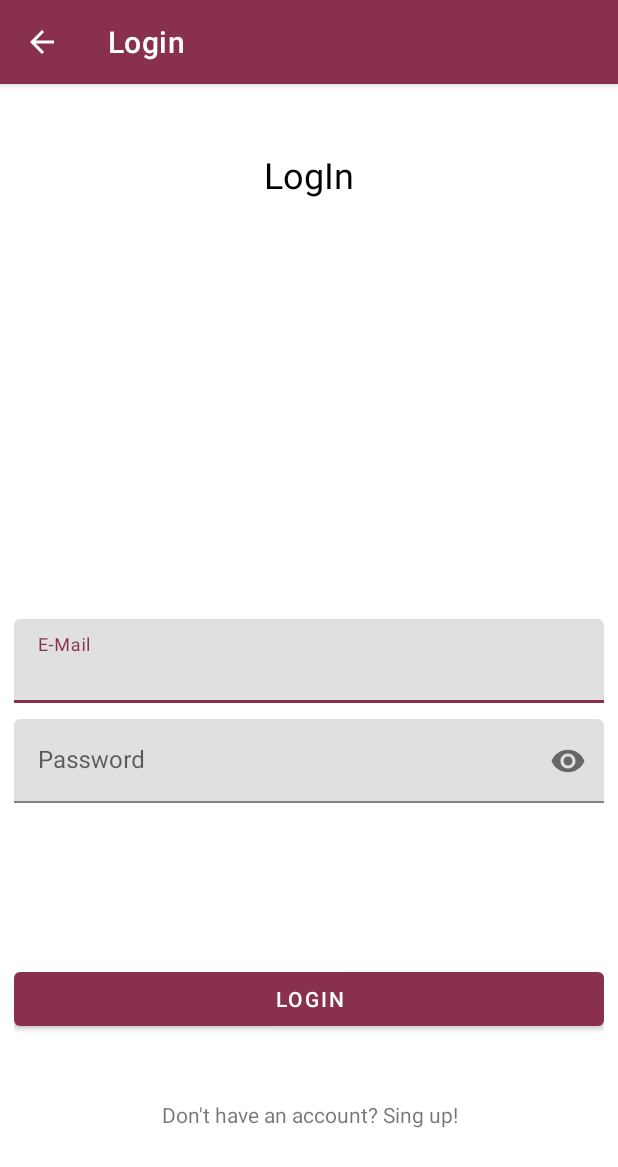
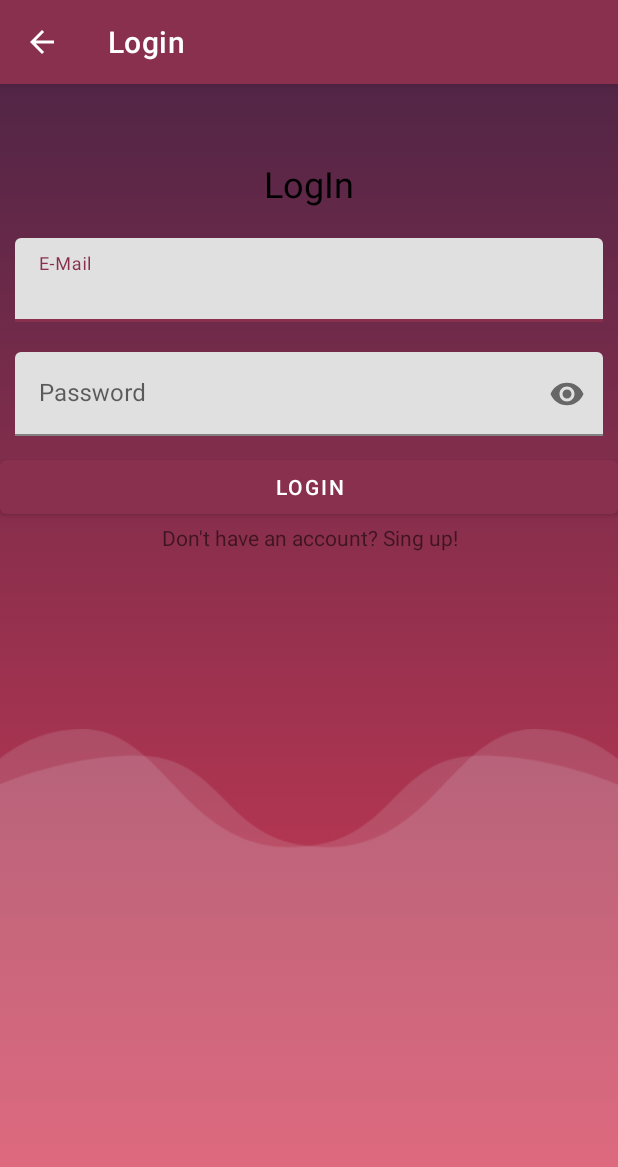
Before and after one commit to Valikcode/Licenta_2023, an Android app: the LoginActivity screen opened directly, with no data from a screen before it, on a phone screen of 412 x 824 dp. Shown: the top 1167 px of the screen. Run offline under Robolectric (Android 15) with nearby library versions, the phone set to English and light mode, and no system bars; our stand-ins replace Firebase (no records; nobody signed in at launch, a user with empty details on screens opened directly).

Commit message:
Design Update on Login Activity

```diff
--- a/app/src/main/java/com/example/myapplication/LoginActivity.java
+++ b/app/src/main/java/com/example/myapplication/LoginActivity.java
@@ -9,6 +9,7 @@ import android.content.Intent;
 import android.os.Bundle;
 import android.util.Patterns;
 import android.view.View;
+import android.view.WindowManager;
 import android.widget.Button;
 import android.widget.EditText;
 import android.widget.TextView;
@@ -36,9 +37,16 @@ public class LoginActivity extends AppCompatActivity {
 
     @Override
     protected void onCreate(Bundle savedInstanceState) {
+        // Set FullScreen
+        getWindow().setFlags(WindowManager.LayoutParams.FLAG_FULLSCREEN,WindowManager.LayoutParams.FLAG_FULLSCREEN);
+
         super.onCreate(savedInstanceState);
         setContentView(R.layout.activity_login);
 
+
+
+//        // Ascund Action Bar de pe Splah Screen
+//        getSupportActionBar().hide();
         // Actionbar and its title
         ActionBar actionBar = getSupportActionBar();
         actionBar.setTitle("Login");
--- a/app/src/main/res/layout/activity_login.xml
+++ b/app/src/main/res/layout/activity_login.xml
@@ -1,19 +1,11 @@
 <?xml version="1.0" encoding="utf-8"?>
-<androidx.constraintlayout.widget.ConstraintLayout xmlns:android="http://schemas.android.com/apk/res/android"
+<RelativeLayout xmlns:android="http://schemas.android.com/apk/res/android"
     xmlns:app="http://schemas.android.com/apk/res-auto"
     xmlns:tools="http://schemas.android.com/tools"
     android:layout_width="match_parent"
     android:layout_height="match_parent"
-    tools:context=".LoginActivity">
-
-    <androidx.constraintlayout.widget.ConstraintLayout
-        android:id="@+id/constraintLayout"
-        android:layout_width="393dp"
-        android:layout_height="711dp"
-        app:layout_constraintBottom_toBottomOf="parent"
-        app:layout_constraintEnd_toEndOf="parent"
-        app:layout_constraintStart_toStartOf="parent"
-        app:layout_constraintTop_toTopOf="parent">
+    tools:context=".LoginActivity"
+    android:background="@drawable/backround_intro">
 
     <!-- TextView: Label Login -->
     <TextView
@@ -24,20 +16,17 @@
         android:textAlignment="center"
         android:textColor="#000000"
         android:textSize="24sp"
-            app:layout_constraintBottom_toBottomOf="parent"
-            app:layout_constraintEnd_toEndOf="parent"
-            app:layout_constraintHorizontal_bias="0.498"
-            app:layout_constraintStart_toStartOf="parent"
-            app:layout_constraintTop_toTopOf="parent"
-            app:layout_constraintVertical_bias="0.023" />
+        android:layout_centerHorizontal="true"
+        android:layout_marginTop="50dp"/>
 
     <!-- EditText: Input Email -->
     <com.google.android.material.textfield.TextInputLayout
         android:id="@+id/textInputLayout"
         android:layout_width="match_parent"
         android:layout_height="wrap_content"
-            app:layout_constraintBottom_toBottomOf="parent"
-            app:layout_constraintTop_toTopOf="parent"
+        android:layout_below="@+id/textView"
+        android:layout_marginTop="10dp"
+        android:padding="10dp"
         tools:layout_editor_absoluteX="0dp">
 
         <EditText
@@ -61,12 +50,9 @@
         android:id="@+id/textInputLayout2"
         android:layout_width="match_parent"
         android:layout_height="wrap_content"
-            app:layout_constraintBottom_toBottomOf="parent"
-            app:layout_constraintEnd_toEndOf="parent"
-            app:layout_constraintHorizontal_bias="0.0"
-            app:layout_constraintStart_toStartOf="parent"
-            app:layout_constraintTop_toBottomOf="@+id/textInputLayout"
-            app:layout_constraintVertical_bias="0.039"
+        android:layout_below="@+id/textInputLayout"
+
+        android:padding="10dp"
         app:passwordToggleEnabled="true">
 
         <EditText
@@ -91,10 +77,7 @@
         android:layout_width="match_parent"
         android:layout_height="wrap_content"
         android:text="@string/buttonLogin"
-            app:layout_constraintBottom_toBottomOf="parent"
-            app:layout_constraintEnd_toEndOf="parent"
-            app:layout_constraintStart_toStartOf="parent"
-            app:layout_constraintTop_toBottomOf="@+id/textInputLayout2" />
+        android:layout_below="@+id/textInputLayout2" />
 
     <!-- TextView: Click to go to registerActivity -->
     <TextView
@@ -103,10 +86,13 @@
         android:layout_height="wrap_content"
         android:text="@string/textViewNotAUser"
         android:textAlignment="center"
-            app:layout_constraintBottom_toBottomOf="parent"
-            app:layout_constraintEnd_toEndOf="parent"
-            app:layout_constraintStart_toStartOf="parent"
-            app:layout_constraintTop_toBottomOf="@+id/buttonLoginSec" />
-    </androidx.constraintlayout.widget.ConstraintLayout>
+        android:layout_below="@+id/buttonLoginSec" />
 
-</androidx.constraintlayout.widget.ConstraintLayout>
+    <ImageView
+        android:layout_width="wrap_content"
+        android:layout_height="wrap_content"
+        android:layout_marginTop="430dp"
+        android:src="@drawable/bottom_background"
+        android:layout_centerHorizontal="true"
+        android:scaleType="centerCrop" />
+</RelativeLayout>
--- a/app/src/main/res/layout/activity_main.xml
+++ b/app/src/main/res/layout/activity_main.xml
@@ -46,7 +46,7 @@
             android:layout_width="match_parent"
             android:layout_height="wrap_content"
             android:layout_alignParentTop="true"
-            android:layout_marginTop="380dp"
+            android:layout_marginTop="400dp"
             android:drawableLeft="@drawable/ic_baseline_vpn_key_24"
             android:paddingLeft="120dp"
             android:paddingRight="130dp"
@@ -57,16 +57,6 @@
             android:textColor="@color/white"
             android:textSize="23sp" />
 
-        <!-- TextView: Forgot Your pass -->
-        <TextView
-            android:id="@+id/textViewForgotPass"
-            android:layout_width="match_parent"
-            android:layout_height="wrap_content"
-            android:layout_below="@+id/buttonLogin"
-            android:text="Forgot your Password?"
-            android:textAlignment="textEnd"
-            android:textColor="#04336a" />
-
         <!-- View: Space -->
         <View
             android:id="@+id/viewSpace"
@@ -75,9 +65,9 @@
             android:layout_marginStart="32dp"
             android:layout_marginEnd="32dp"
             android:layout_marginBottom="32dp"
-            android:layout_marginTop="82dp"
+            android:layout_marginTop="100dp"
             android:background="#707070"
-            android:layout_below="@+id/textViewForgotPass"/>
+            android:layout_below="@+id/buttonLogin"/>
 
         <LinearLayout
             android:id="@+id/linearLayoutLogin"
```
Also changed, not shown: app/src/main/res/drawable/bottom_background.png (added). Lines whose indentation alone changed are shown as unchanged.
